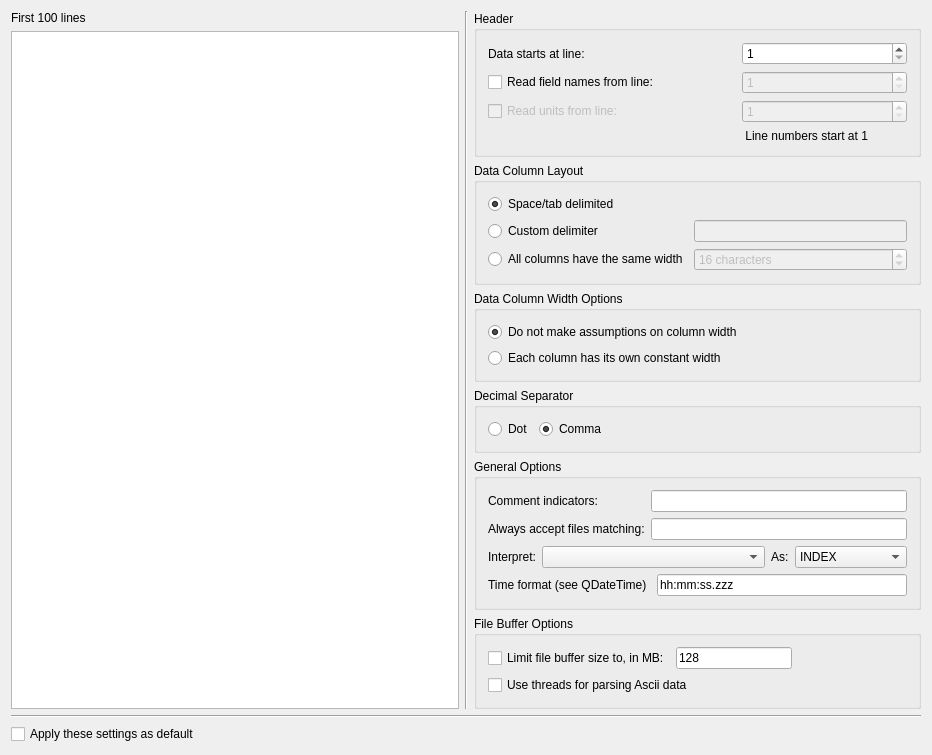
Old version of the form src/datasources/ascii/asciiconfig.ui in the repository Kst-plot/kst.
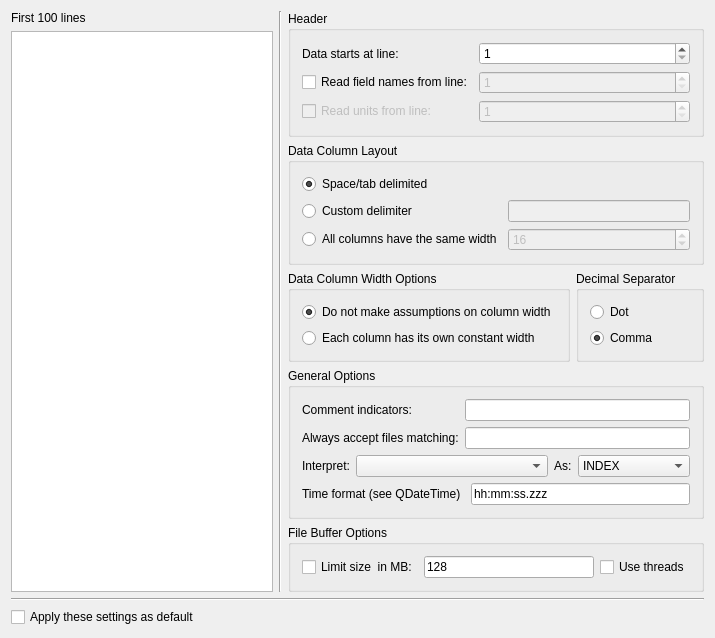
New version of the form.

Commit message: smaller ascii dialog

```diff
--- a/src/datasources/ascii/asciiconfig.ui
+++ b/src/datasources/ascii/asciiconfig.ui
@@ -6,11 +6,11 @@
    <rect>
     <x>0</x>
     <y>0</y>
-    <width>932</width>
-    <height>677</height>
+    <width>715</width>
+    <height>554</height>
    </rect>
   </property>
-  <layout class="QGridLayout" name="gridLayout_7">
+  <layout class="QGridLayout" name="gridLayout_6">
    <item row="0" column="0">
     <widget class="QLabel" name="_labelBeginning">
      <property name="text">
@@ -32,7 +32,10 @@
        <property name="title">
         <string>Header</string>
        </property>
-       <layout class="QGridLayout" name="gridLayout">
+       <layout class="QGridLayout" name="gridLayout" columnstretch="1,0" columnminimumwidth="0,0">
+        <property name="sizeConstraint">
+         <enum>QLayout::SetDefaultConstraint</enum>
+        </property>
         <item row="0" column="0">
          <widget class="QLabel" name="textLabel1_3">
           <property name="sizePolicy">
@@ -132,16 +135,6 @@
           </property>
          </widget>
         </item>
-        <item row="3" column="1">
-         <widget class="QLabel" name="label">
-          <property name="text">
-           <string> Line numbers start at 1</string>
-          </property>
-          <property name="alignment">
-           <set>Qt::AlignLeading|Qt::AlignLeft|Qt::AlignVCenter</set>
-          </property>
-         </widget>
-        </item>
        </layout>
       </widget>
      </item>
@@ -188,7 +181,7 @@
            <bool>false</bool>
           </property>
           <property name="suffix">
-           <string> characters</string>
+           <string> </string>
           </property>
           <property name="minimum">
            <number>1</number>
@@ -202,6 +195,8 @@
       </widget>
      </item>
      <item>
+      <layout class="QHBoxLayout" name="horizontalLayout_3">
+       <item>
       <widget class="QGroupBox" name="widthButtonGroup">
        <property name="title">
         <string>Data Column Width Options</string>
@@ -243,7 +238,7 @@
           </property>
          </widget>
         </item>
-        <item row="0" column="1">
+          <item row="1" column="0">
          <widget class="QRadioButton" name="_useComma">
           <property name="text">
            <string>Comma</string>
@@ -253,21 +248,10 @@
           </property>
          </widget>
         </item>
-        <item row="0" column="2">
-         <spacer name="horizontalSpacer">
-          <property name="orientation">
-           <enum>Qt::Horizontal</enum>
-          </property>
-          <property name="sizeHint" stdset="0">
-           <size>
-            <width>204</width>
-            <height>20</height>
-           </size>
-          </property>
-         </spacer>
-        </item>
-       </layout>
-      </widget>
+         </layout>
+        </widget>
+       </item>
+      </layout>
      </item>
      <item>
       <widget class="QGroupBox" name="generalOptionsButtonGroup">
@@ -409,13 +393,11 @@
        <property name="title">
         <string>File Buffer Options</string>
        </property>
-       <layout class="QGridLayout" name="gridLayout_6">
-        <item row="0" column="0">
          <layout class="QHBoxLayout" name="horizontalLayout_2">
           <item>
            <widget class="QCheckBox" name="_limitFileBuffer">
             <property name="text">
-             <string>Limit file buffer size to, in MB:</string>
+           <string>Limit size  in MB:</string>
             </property>
            </widget>
           </item>
@@ -427,24 +409,9 @@
            </widget>
           </item>
           <item>
-           <spacer name="horizontalSpacer_2">
-            <property name="orientation">
-             <enum>Qt::Horizontal</enum>
-            </property>
-            <property name="sizeHint" stdset="0">
-             <size>
-              <width>40</width>
-              <height>20</height>
-             </size>
-            </property>
-           </spacer>
-          </item>
-         </layout>
-        </item>
-        <item row="1" column="0">
          <widget class="QCheckBox" name="_useThreads">
           <property name="text">
-           <string>Use threads for parsing Ascii data</string>
+           <string>Use threads</string>
           </property>
          </widget>
         </item>
```
Lines whose indentation alone changed are shown as unchanged.
